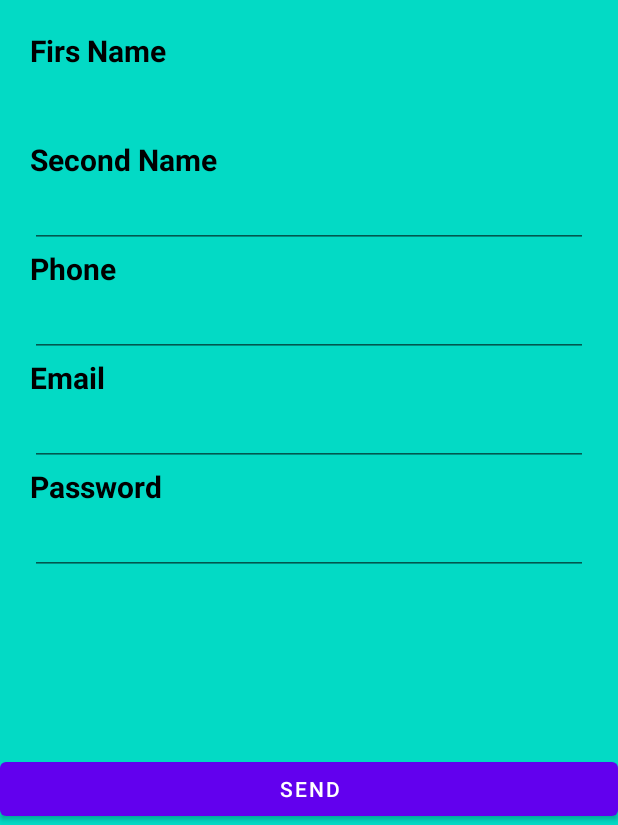
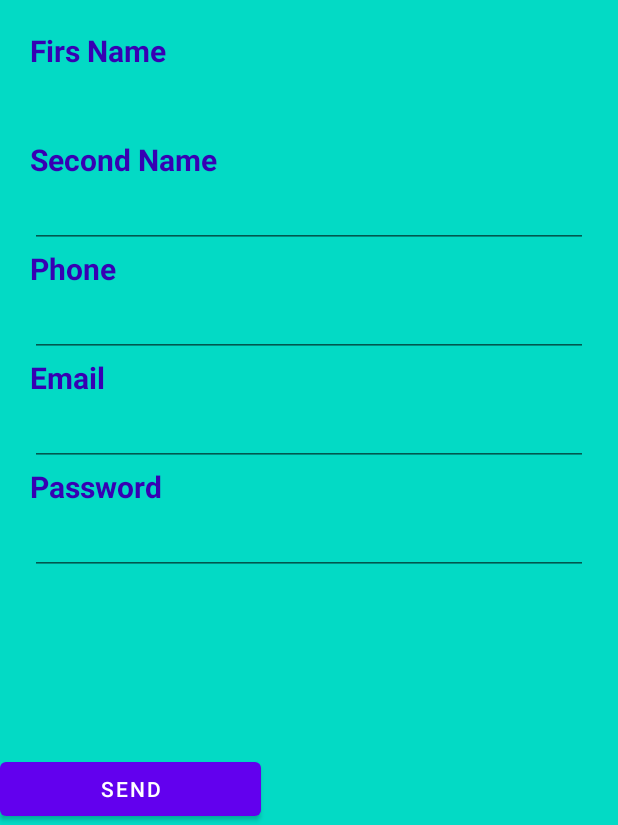
Before and after one commit to gamamintic/Restaurante7, an Android app: the WelcomeActivity screen opened directly, with no data from a screen before it, on a phone screen of 412 x 824 dp, the part 411-1236 px from its top. Run offline under Robolectric (Android 15) with nearby library versions, the phone set to English and light mode, and no system bars.

```diff
--- a/app/src/main/res/layout/activity_welcome.xml
+++ b/app/src/main/res/layout/activity_welcome.xml
@@ -60,7 +60,7 @@
                 android:layout_width="wrap_content"
                 android:layout_height="wrap_content"
                 android:text="@string/tex_firsname"
-                android:textColor="@color/black"
+                android:textColor="@color/purple_700"
                 android:textSize="20sp"
                 android:textStyle="bold" />
 
@@ -75,7 +75,7 @@
                 android:layout_width="wrap_content"
                 android:layout_height="wrap_content"
                 android:text="@string/tex_secondname"
-                android:textColor="@color/black"
+                android:textColor="@color/purple_700"
                 android:textSize="20sp"
                 android:textStyle="bold" />
 
@@ -90,7 +90,7 @@
                 android:layout_width="wrap_content"
                 android:layout_height="wrap_content"
                 android:text="@string/tex_phone"
-                android:textColor="@color/black"
+                android:textColor="@color/purple_700"
                 android:textSize="20sp"
                 android:textStyle="bold" />
 
@@ -105,7 +105,7 @@
                 android:layout_width="wrap_content"
                 android:layout_height="wrap_content"
                 android:text="@string/tex_email"
-                android:textColor="@color/black"
+                android:textColor="@color/purple_700"
                 android:textSize="20sp"
                 android:textStyle="bold" />
 
@@ -120,7 +120,7 @@
                 android:layout_width="wrap_content"
                 android:layout_height="wrap_content"
                 android:text="@string/tex_password"
-                android:textColor="@color/black"
+                android:textColor="@color/purple_700"
                 android:textSize="20sp"
                 android:textStyle="bold" />
 
@@ -137,9 +137,11 @@
 
      <Button
          android:id="@+id/btnSend"
-        android:layout_width="match_parent"
+         android:layout_width="174dp"
          android:layout_height="wrap_content"
          android:layout_marginTop="25dp"
          android:onClick="onLogin3"
          android:text="@string/tex_send" />
+
+
 </LinearLayout>
```
Lines whose indentation alone changed are shown as unchanged.
